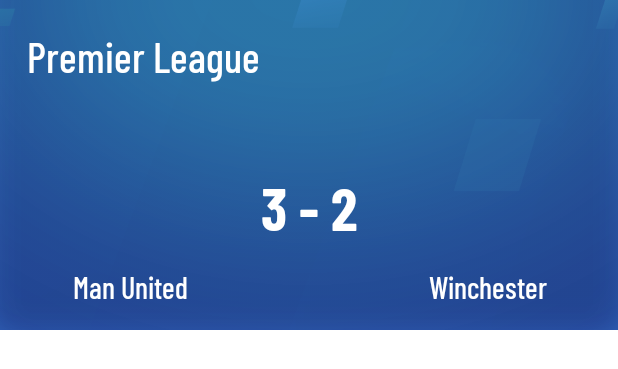
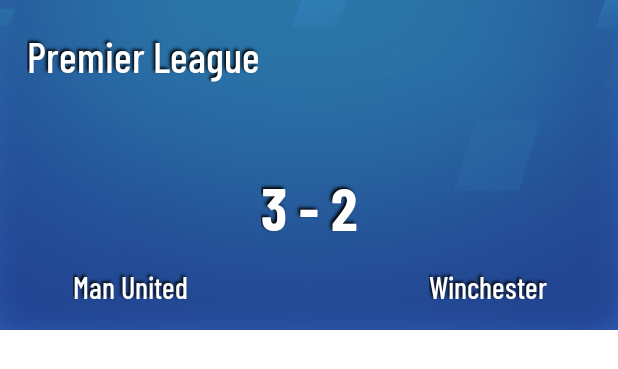
Before and after one commit to dzibric/match-centre, an Android app: the layout fragment_commentary.xml on its own in the app's theme, with its tools: preview values and no code run, on a phone screen of 412 x 824 dp. Shown: the top 369 px of the screen. Run offline under Robolectric (Android 15) with nearby library versions, the light colour scheme and no system bars.

Commit message:
Add shadows

```diff
--- a/app/src/main/res/layout/fragment_commentary.xml
+++ b/app/src/main/res/layout/fragment_commentary.xml
@@ -8,6 +8,7 @@
 
     <TextView
         android:id="@+id/league_name"
+        style="@style/ShadowedText"
         android:layout_width="wrap_content"
         android:layout_height="wrap_content"
         android:layout_margin="18dp"
@@ -37,6 +38,7 @@
 
     <TextView
         android:id="@+id/home_team_name"
+        style="@style/ShadowedText"
         android:layout_width="wrap_content"
         android:layout_height="wrap_content"
         android:layout_marginTop="4dp"
@@ -50,6 +52,7 @@
 
     <TextView
         android:id="@+id/result"
+        style="@style/ShadowedText"
         android:layout_width="wrap_content"
         android:layout_height="wrap_content"
         android:layout_marginBottom="56dp"
@@ -72,6 +75,7 @@
 
     <TextView
         android:id="@+id/away_team_name"
+        style="@style/ShadowedText"
         android:layout_width="wrap_content"
         android:layout_height="wrap_content"
         android:layout_marginTop="4dp"
--- a/app/src/main/res/values/styles.xml
+++ b/app/src/main/res/values/styles.xml
@@ -21,4 +21,11 @@
         <item name="android:focusable">true</item>
     </style>
 
+    <style name="ShadowedText">
+        <item name="android:shadowColor">@color/black</item>
+        <item name="android:shadowDx">-2</item>
+        <item name="android:shadowDy">-2</item>
+        <item name="android:shadowRadius">2</item>
+    </style>
+
 </resources>
```
